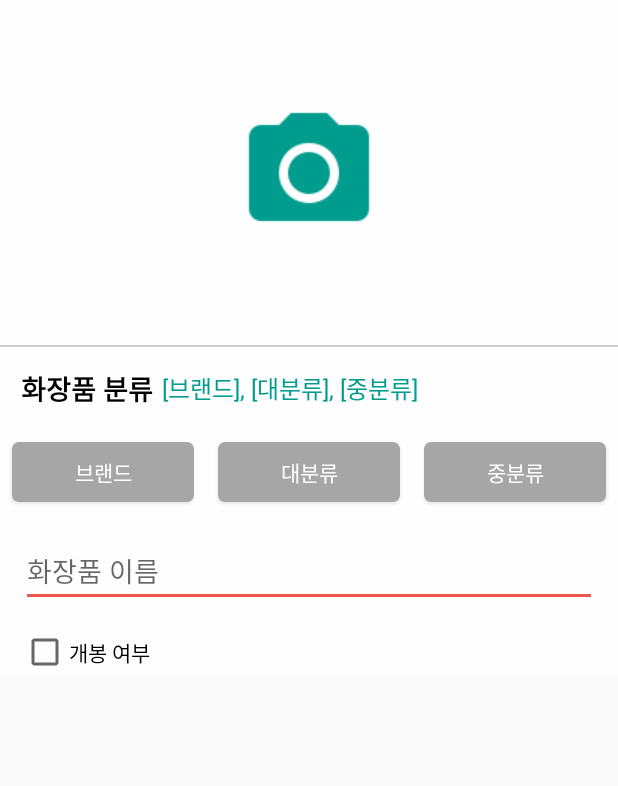
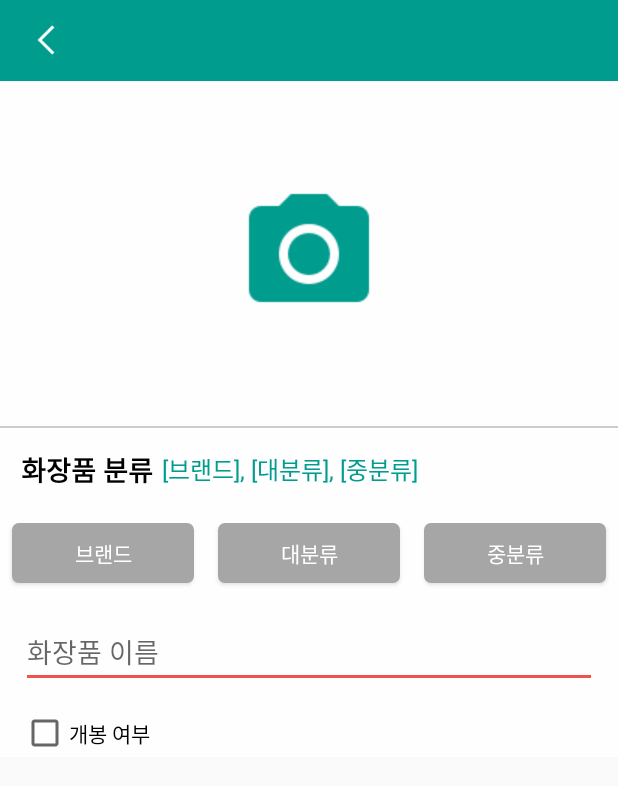
Before and after one commit to zizinPMC/Cosmetic, an Android app: the fragment RegisterFragment shown on its own in the app's theme, on a phone screen of 412 x 824 dp. Shown: the top 786 px of the screen. Run offline under Robolectric (Android 15) with nearby library versions, the light colour scheme and no system bars; our stand-ins replace ButterKnife.

Commit message:
modify ui

```diff
--- /dev/null
+++ b/app/src/main/java/com/cosmetic/view/Toolbar.java
@@ -0,0 +1,40 @@
+package com.cosmetic.view;
+
+import android.app.Activity;
+import android.content.Context;
+import android.support.annotation.AttrRes;
+import android.support.annotation.NonNull;
+import android.support.annotation.Nullable;
+import android.util.AttributeSet;
+import android.view.LayoutInflater;
+import android.widget.FrameLayout;
+import android.widget.ImageView;
+
+import com.cosmetic.R;
+
+import butterknife.BindView;
+import butterknife.ButterKnife;
+
+/**
+ * Created by gimjihyeon on 2017. 11. 5..
+ */
+
+public class Toolbar extends FrameLayout {
+    @BindView(R.id.backBtn)
+    ImageView backBtn;
+
+    public Toolbar(@NonNull Context context) {
+        this(context, null);
+    }
+
+    public Toolbar(@NonNull Context context, @Nullable AttributeSet attrs) {
+        this(context, attrs, 0);
+    }
+
+    public Toolbar(@NonNull Context context, @Nullable AttributeSet attrs, @AttrRes int defStyleAttr) {
+        super(context, attrs, defStyleAttr);
+        LayoutInflater.from(context).inflate(R.layout.toolbar, this, true);
+        ButterKnife.bind(this);
+        backBtn.setOnClickListener(view -> ((Activity) context).onBackPressed());
+    }
+}
--- a/app/src/main/res/layout/fragment_register.xml
+++ b/app/src/main/res/layout/fragment_register.xml
@@ -8,6 +8,10 @@
         android:layout_height="match_parent"
         android:background="#fefefe"
         android:orientation="vertical">
+
+        <com.cosmetic.view.Toolbar
+            android:layout_width="match_parent"
+            android:layout_height="wrap_content"/>
 
 
         <ImageView
@@ -107,7 +111,7 @@
                 android:layout_width="wrap_content"
                 android:layout_height="wrap_content"
                 android:layout_marginLeft="14dp"
-                android:text="개봉 여부"/>
+                android:text="개봉 여부" />
 
             <!-- <RelativeLayout
                  android:id="@+id/layout_open"
--- /dev/null
+++ b/app/src/main/res/layout/toolbar.xml
@@ -0,0 +1,17 @@
+<?xml version="1.0" encoding="utf-8"?>
+<RelativeLayout xmlns:android="http://schemas.android.com/apk/res/android"
+    android:layout_width="match_parent"
+    android:layout_height="54dp"
+    android:background="@color/colorPrimary">
+
+
+    <ImageView
+        android:id="@+id/backBtn"
+        android:layout_width="36dp"
+        android:layout_height="36dp"
+        android:layout_centerVertical="true"
+        android:layout_marginLeft="14dp"
+        android:padding="6dp"
+        android:src="@drawable/ic_back" />
+
+</RelativeLayout>
```
Also changed, not shown: app/src/main/res/drawable/ic_back.png (added), app/src/main/res/drawable/ic_clock.png (added).
